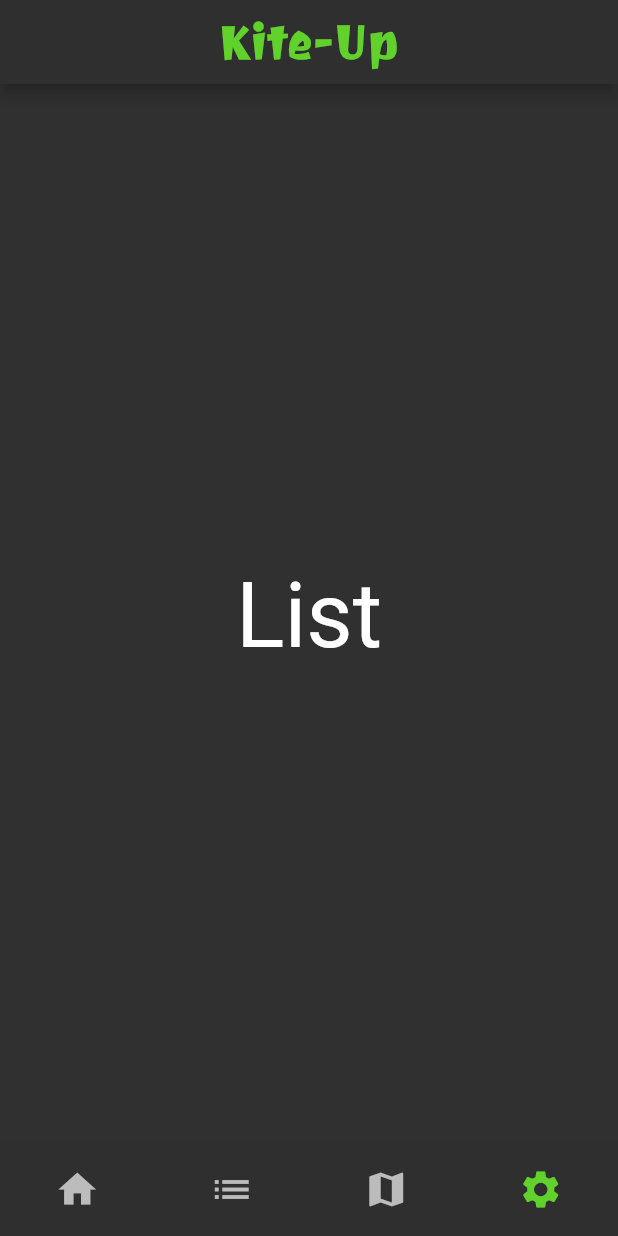
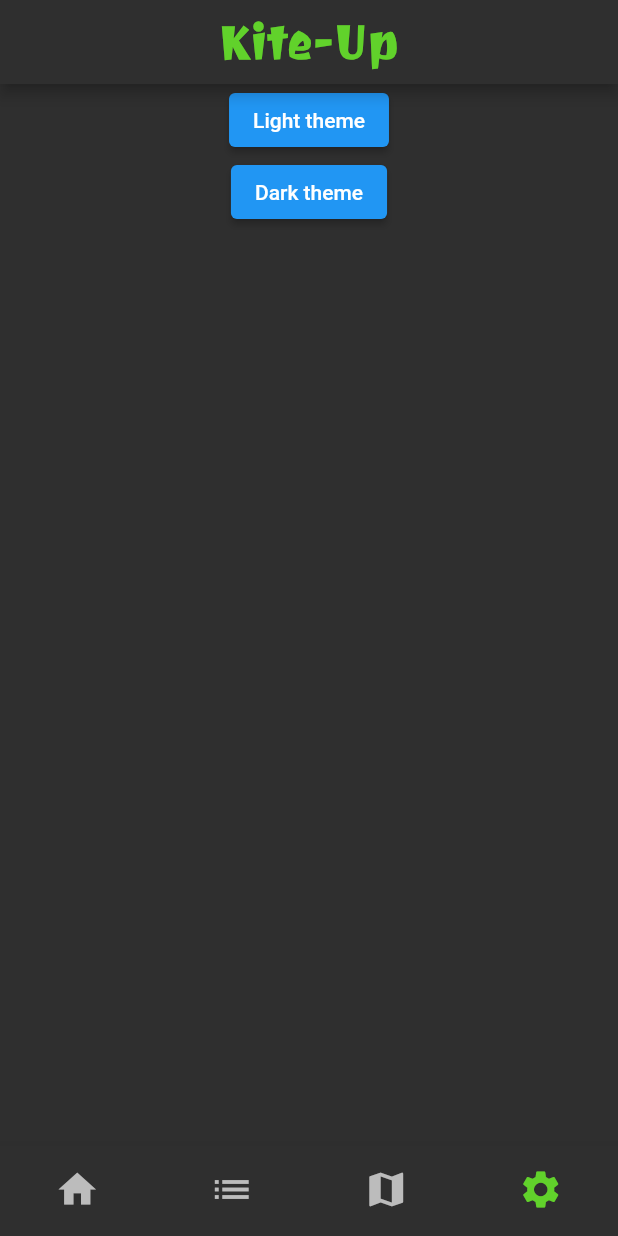
Before and after one commit to KevinBreurken/HvA-Project-MAD-Kite, a Flutter app: the screen it shows after launch, item 4 of the bottom bar chosen, on a phone screen of 412 x 824 dp. Run offline on Flutter 3.47's test engine with Material 2 defaults, Android fonts, the phone set to English and light mode, and no system bars; our stand-ins replace flutter_rating_bar, flutter_svg, shared_preferences, stop_watch_timer.

Commit message:
Added logic for switching themes

```diff
--- a/lib/constants.dart
+++ b/lib/constants.dart
@@ -17,3 +17,5 @@ Color DARK_BACKGROUND_SECONDARY = HexColor("484848");
 Color DARK_PRIMARY_TEXT = HexColor("FFFFFF");
 Color DARK_SECONDARY_TEXT = HexColor("DEDEDE");
 Color DARK_THIRTH_TEXT = HexColor("848484");
+
+Color DARK_BODY_SMALL = HexColor("545454");
--- a/lib/main.dart
+++ b/lib/main.dart
@@ -14,6 +14,8 @@ import 'package:kiteup/page/settings_page.dart';
 import 'package:kiteup/theme/custom_theme.dart';
 import 'package:provider/provider.dart';
 
+import 'notifiers/notifier_theme.dart';
+
 void main() {
   runApp(MultiProvider(providers: [
     ChangeNotifierProvider<CancelReasonNotifier>(
@@ -28,6 +30,9 @@ void main() {
     ChangeNotifierProvider<KiteupStatusNotifier>(
       create: (_) => KiteupStatusNotifier(),
     ),
+    ChangeNotifierProvider<ThemeNotifier>(
+        create: (_) => ThemeNotifier(customDarkTheme()),
+    ),
   ], child: MyApp()));
 }
 
@@ -36,12 +41,11 @@ class MyApp extends StatelessWidget {
 
   @override
   Widget build(BuildContext context) {
+    final themeNotifier = Provider.of<ThemeNotifier>(context);
     return MaterialApp(
       title: 'Kite-Up',
       debugShowCheckedModeBanner: false,
-      darkTheme: customDarkTheme(),
-      theme: customLightTheme(),
-      themeMode: ThemeMode.dark,
+      theme: themeNotifier.getTheme(),
       home: const MyHomePage(title: 'Kite-Up'),
     );
   }
--- /dev/null
+++ b/lib/notifiers/notifier_theme.dart
@@ -0,0 +1,16 @@
+import 'package:flutter/cupertino.dart';
+import 'package:flutter/material.dart';
+import 'package:kiteup/theme/custom_theme.dart';
+
+class ThemeNotifier with ChangeNotifier {
+  ThemeData _themeData;
+
+  ThemeNotifier(this._themeData);
+
+  getTheme() => _themeData;
+
+  setTheme(ThemeData themeData) async {
+    _themeData = themeData;
+    notifyListeners();
+  }
+}
--- a/lib/page/location_list_page.dart
+++ b/lib/page/location_list_page.dart
@@ -115,11 +115,7 @@ class _LocationListPage extends State<LocationListPage> {
                                   child: Text(
                                     '${location.distance} KM',
                                     textAlign: TextAlign.center,
-                                    style: TextStyle(
-                                        color: DARK_PRIMARY_TEXT,
-                                        fontSize: 20,
-                                        fontWeight: FontWeight.normal,
-                                    ),
+                                    style: Theme.of(context).textTheme.displayMedium,
                                   ),
                                 ),
                               ),
@@ -184,10 +180,7 @@ class _LocationListPage extends State<LocationListPage> {
                                       child: Text(
                                         '${location.windSpeed}kn',
                                         textAlign: TextAlign.center,
-                                        style: TextStyle(
-                                          color: DARK_PRIMARY_TEXT,
-                                          fontSize: 16,
-                                        ),
+                                        style: Theme.of(context).textTheme.displaySmall
                                       ),
                                     ),
                                   ],
@@ -221,11 +214,7 @@ class _LocationListPage extends State<LocationListPage> {
                                       child: Text(
                                         '5°C',
                                         textAlign: TextAlign.center,
-                                        style: TextStyle(
-                                          color: DARK_PRIMARY_TEXT,
-                                          fontSize: 16,
-                                          fontWeight: FontWeight.normal,
-                                        ),
+                                        style: Theme.of(context).textTheme.displaySmall,
                                       ),
                                     ),
                                   ],
--- a/lib/page/settings_page.dart
+++ b/lib/page/settings_page.dart
@@ -1,8 +1,23 @@
 import 'package:flutter/material.dart';
+import 'package:kiteup/notifiers/notifier_theme.dart';
+import 'package:kiteup/theme/custom_theme.dart';
+import 'package:provider/provider.dart';
 
 class SettingsPage extends StatelessWidget {
   @override
-  Widget build(BuildContext context) => Scaffold(
-      appBar: null,
-      body: Center(child: Text('List', style: TextStyle(fontSize: 60))));
+  Widget build(BuildContext context) {
+    final themeNotifier = Provider.of<ThemeNotifier>(context);
+    return Scaffold(
+        appBar: null,
+        body: Center(
+          child: Column(children: <Widget>[
+            ElevatedButton(
+                onPressed: () => {themeNotifier.setTheme(customLightTheme())},
+                child: new Text('Light theme'))
+          ,ElevatedButton(
+                onPressed: () => {themeNotifier.setTheme(customDarkTheme())},
+                child: new Text('Dark theme'))
+          ]),
+        ));
+  }
 }
--- a/lib/theme/custom_theme.dart
+++ b/lib/theme/custom_theme.dart
@@ -3,78 +3,35 @@ import 'package:flutter/material.dart';
 import '../constants.dart';
 
 ThemeData customLightTheme() {
-
-  TextTheme _customLightThemesTextTheme(TextTheme base) {
-    return base.copyWith(
-      headline1: base.headline1?.copyWith(
-        fontFamily: 'Roboto',
-        fontSize: 22.0,
-        color: Colors.green,
-      ),
-      headline6: base.headline6?.copyWith(
-          fontSize: 15.0,
-          color: Colors.orange
-      ),
-      headline4: base.headline1?.copyWith(
-        fontSize: 24.0,
-        color: Colors.white,
-      ),
-      headline3: base.headline1?.copyWith(
-        fontSize: 22.0,
-        color: Colors.grey,
-      ),
-      caption: base.caption?.copyWith(
-        color: Color(0xFFCCC5AF),
-      ),
-      bodyText2: base.bodyText2?.copyWith(color: Color(0xFF807A6B)),
-      bodyText1: base.bodyText1?.copyWith(color: Colors.brown),
-    );
-  }
-
   final ThemeData lightTheme = ThemeData.light();
-  return lightTheme.copyWith(
-    textTheme: _customLightThemesTextTheme(lightTheme.textTheme),
-    primaryColor: Color(0xffce107c),
-    indicatorColor: Color(0xFF807A6B),
-    scaffoldBackgroundColor: Color(0xFFF5F5F5),
-    accentColor: Color(0xFFFFF8E1),
-    primaryIconTheme: lightTheme.primaryIconTheme.copyWith(
-      color: Colors.white,
-      size: 20,
-    ),
-    iconTheme: lightTheme.iconTheme.copyWith(
-      color: Colors.white,
-    ),
-    buttonColor: Colors.white,
-    backgroundColor: Colors.white,
-    tabBarTheme: lightTheme.tabBarTheme.copyWith(
-      labelColor: Color(0xffce107c),
-      unselectedLabelColor: Colors.grey,
-    ),
-    buttonTheme: lightTheme.buttonTheme.copyWith(buttonColor: Colors.red),
-    cursorColor: Colors.deepPurple,
-    errorColor: Colors.red,
-  );
+  return lightTheme;
 }
-
 
 ThemeData customDarkTheme() {
   final ThemeData darkTheme = ThemeData.dark();
   return darkTheme.copyWith(
-    primaryColor: Colors.black38,
+    scaffoldBackgroundColor: DARK_BACKGROUND_PRIMARY,
+    primaryColor: Colors.white10,
     indicatorColor: Color(0xFF807A6B),
     textTheme: darkTheme.textTheme.copyWith(
-      labelSmall: TextStyle(color: DARK_SECONDARY_TEXT,fontSize: 11,fontFamily: 'Roboto',letterSpacing: 0.2),
-        headlineSmall: TextStyle(color: DARK_PRIMARY_TEXT,fontSize: 20,fontFamily: 'Roboto'),
-      bodySmall: TextStyle(color: Color(0xFF848484),fontSize: 14,fontFamily: 'Roboto'),
-
-
-    ),
-    accentColor: Color(0xFFFFF8E1),
+        labelSmall: TextStyle(
+            color: DARK_SECONDARY_TEXT,
+            fontSize: 11,
+            fontFamily: 'Roboto',
+            letterSpacing: 0.2),
+        headlineSmall: TextStyle(
+            color: DARK_PRIMARY_TEXT, fontSize: 20, fontFamily: 'Roboto'),
+        bodySmall: TextStyle(
+            color: DARK_BODY_SMALL, fontSize: 14, fontFamily: 'Roboto'),
+        displaySmall: TextStyle(color: DARK_PRIMARY_TEXT, fontSize: 16),
+        displayMedium: TextStyle(
+          color: DARK_PRIMARY_TEXT,
+          fontSize: 20,
+          fontWeight: FontWeight.normal,
+        )),
     primaryIconTheme: darkTheme.primaryIconTheme.copyWith(
       color: Colors.green,
       size: 20,
     ),
-    cursorColor: Colors.green,
   );
 }
```
